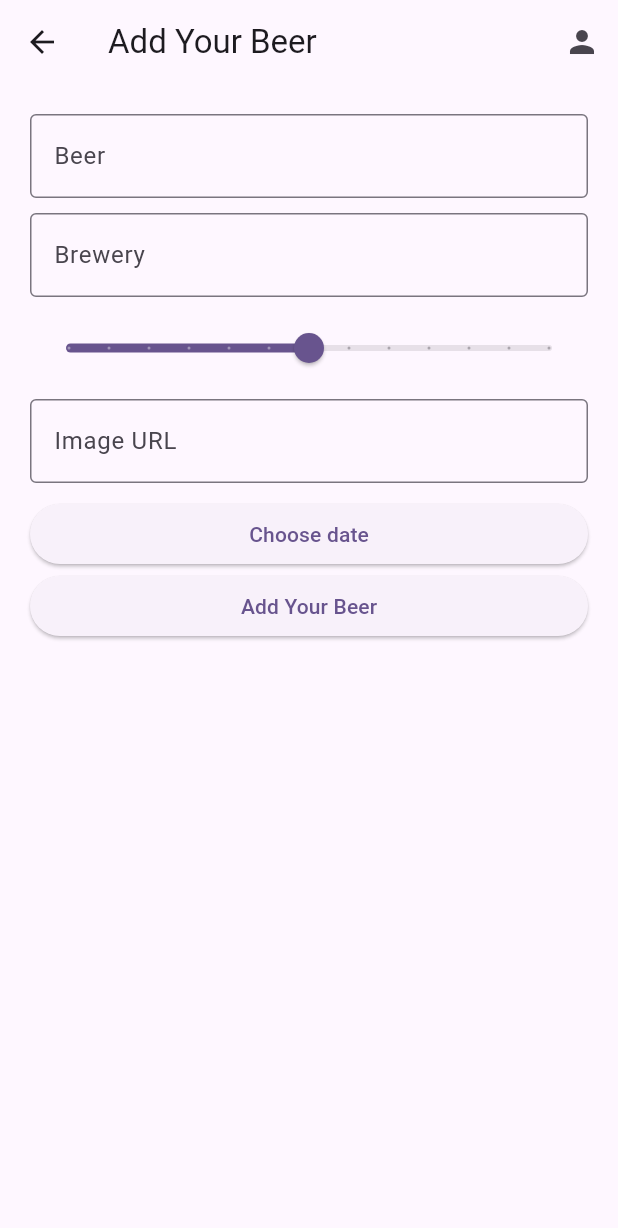
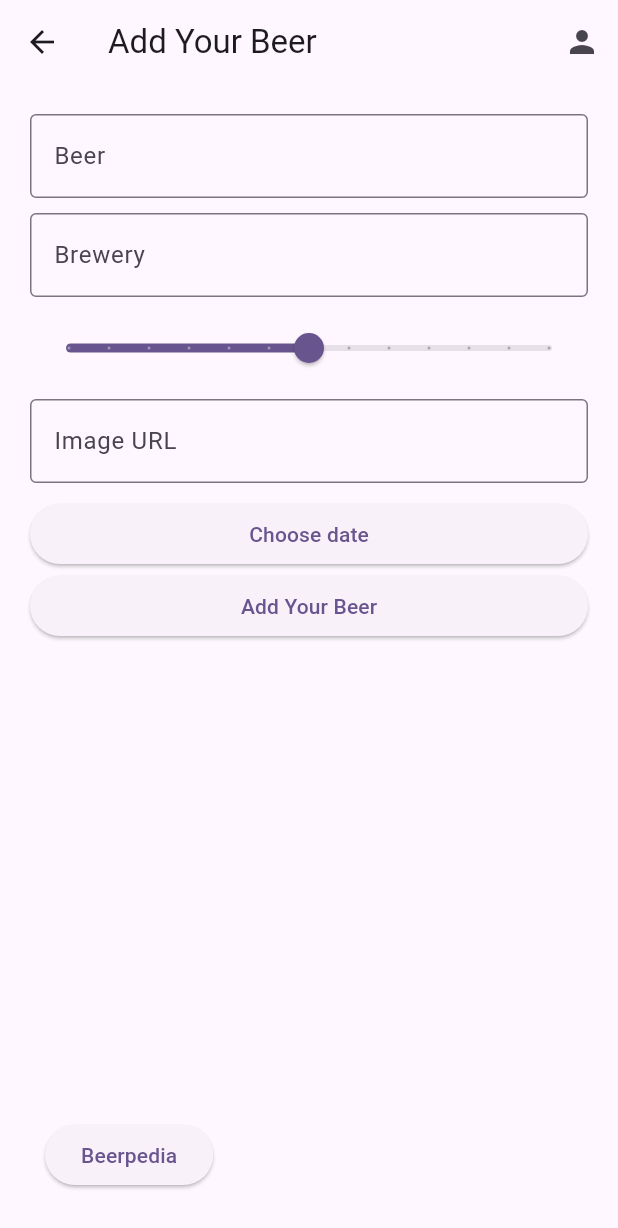
Before and after one commit to konradkulak/beer_ranking, a Flutter app: the AddPage screen opened directly, on a phone screen of 412 x 824 dp. Shown: the top 1228 px of the screen. Run offline on Flutter 3.47's test engine with Material 3 defaults, Android fonts, the phone set to English and light mode, and no system bars; our stand-ins replace bloc, cloud_firestore, dio, firebase_auth, firebase_core, flutter_bloc; missing offline and left inert: firebase_ui_auth; accounts and stored records are empty.

Commit message:
Add Beerpedia button to AddPage

```diff
--- a/lib/features/add/pages/add_page.dart
+++ b/lib/features/add/pages/add_page.dart
@@ -4,6 +4,7 @@ import 'package:beer_ranking/domain/models/beer_model.dart';
 import 'package:beer_ranking/domain/repositories/beer_repository.dart';
 import 'package:beer_ranking/features/add/cubit/add_cubit.dart';
 import 'package:beer_ranking/features/auth/pages/user_profile_page.dart';
+import 'package:beer_ranking/features/beerpedia/pages/beerpedia_page.dart';
 import 'package:flutter/material.dart';
 import 'package:flutter_bloc/flutter_bloc.dart';
 import 'package:intl/intl.dart';
@@ -58,7 +59,25 @@ class AddPage extends StatelessWidget {
                 ),
               ],
             ),
-            body: const _AddPageBody(),
+            body: Stack(
+              children: <Widget>[
+                const _AddPageBody(),
+                Positioned(
+                  left: 30,
+                  bottom: 30,
+                  child: ElevatedButton(
+                    onPressed: () {
+                      Navigator.of(context).push(
+                        MaterialPageRoute(
+                          builder: (context) => const BeerpediaPage(),
+                        ),
+                      );
+                    },
+                    child: const Text('Beerpedia'),
+                  ),
+                )
+              ],
+            ),
           );
         },
       ),
```
